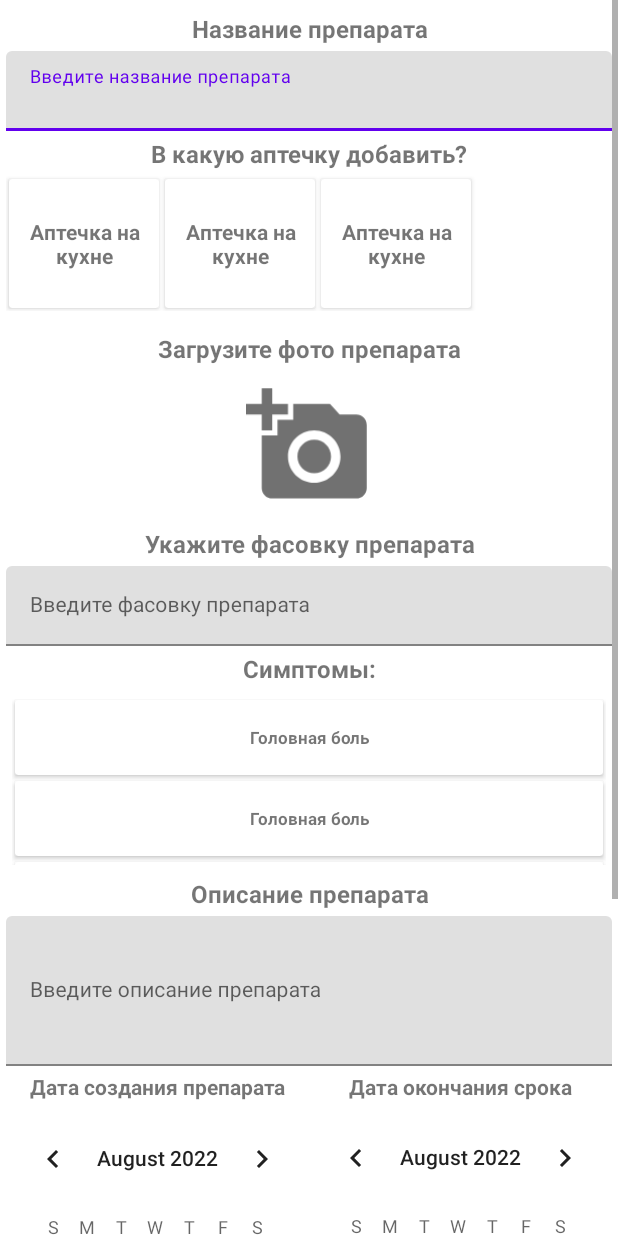
After one commit to Tisbus/Apte4ka, an Android app: the layout fragment_preparation_copy.xml on its own in the app's theme, with its tools: preview values and no code run, on a phone screen of 412 x 824 dp. The commit adds this screen. Run offline under Robolectric (Android 15) with nearby library versions, the phone set to English and light mode, and no system bars.

Commit message:
add copy_prep frag (finish)

```diff
--- a/app/src/main/java/com/example/apte4ka/data/repository/preparation/PreparationRepositoryImpl.kt
+++ b/app/src/main/java/com/example/apte4ka/data/repository/preparation/PreparationRepositoryImpl.kt
@@ -26,6 +26,10 @@ class PreparationRepositoryImpl(application: Application) : PreparationRepositor
         db.addPreparationItem(item)
     }
 
+    override fun copyPreparationItem(item: Preparation) {
+        db.addPreparationItem(item)
+    }
+
     override fun deletePreparationItem(id: Int) {
         db.deletePreparationItem(id)
     }
--- a/app/src/main/java/com/example/apte4ka/domain/repostitory/preparation/PreparationRepository.kt
+++ b/app/src/main/java/com/example/apte4ka/domain/repostitory/preparation/PreparationRepository.kt
@@ -8,6 +8,7 @@ interface PreparationRepository {
     fun getPreparationItem(id : Int) : Preparation
     fun addPreparationItem(item : Preparation)
     fun editPreparationItem(item : Preparation)
+    fun copyPreparationItem(item : Preparation)
     fun deletePreparationItem(id : Int)
     fun deletePreparationAll()
 }
--- a/app/src/main/java/com/example/apte4ka/presentation/fragment/AidKitDetailFragment.kt
+++ b/app/src/main/java/com/example/apte4ka/presentation/fragment/AidKitDetailFragment.kt
@@ -130,7 +130,8 @@ class AidKitDetailFragment : Fragment() {
             adapterPrep = PreparationAdapter()
             adapter = adapterPrep
             adapterPrep.itemSelect = {
-                val bundle = bundleOf(DETAIL_PREP_ID to it.id)
+                val bundle = bundleOf(DETAIL_PREP_ID to it.id,
+                    AID_KIT_ID to aidKitId)
                 findNavController().navigate(
                     R.id.action_aidKitDetailFragment_to_preparationDetailFragment,
                     bundle
--- /dev/null
+++ b/app/src/main/res/layout/fragment_preparation_copy.xml
@@ -0,0 +1,277 @@
+<?xml version="1.0" encoding="utf-8"?>
+<layout xmlns:android="http://schemas.android.com/apk/res/android"
+    xmlns:app="http://schemas.android.com/apk/res-auto"
+    xmlns:tools="http://schemas.android.com/tools">
+    <data>
+        <variable
+            name="editPrep"
+            type="com.example.apte4ka.presentation.viewmodel.preparation.PreparationViewModel" />
+    </data>
+    <ScrollView
+        android:layout_width="match_parent"
+        android:layout_height="match_parent"
+        android:fillViewport="true">
+
+        <androidx.constraintlayout.widget.ConstraintLayout
+            android:layout_width="match_parent"
+            android:layout_height="wrap_content"
+            android:layout_margin="4dp"
+            tools:context=".presentation.fragment.PreparationCopyFragment">
+
+            <TextView
+                android:id="@+id/tvNameAddPreparation"
+                android:layout_width="0dp"
+                android:layout_height="wrap_content"
+                android:padding="4dp"
+                android:text="@string/name_preparation"
+                android:textAlignment="center"
+                android:textSize="16sp"
+                android:textStyle="bold"
+                app:layout_constraintBottom_toTopOf="@+id/tilNamePreparation"
+                app:layout_constraintEnd_toEndOf="parent"
+                app:layout_constraintStart_toStartOf="parent"
+                app:layout_constraintTop_toTopOf="parent" />
+
+            <com.google.android.material.textfield.TextInputLayout
+                android:id="@+id/tilNamePreparation"
+                android:layout_width="0dp"
+                android:layout_height="wrap_content"
+                app:layout_constraintEnd_toEndOf="parent"
+                app:layout_constraintStart_toStartOf="parent"
+                app:layout_constraintTop_toBottomOf="@+id/tvNameAddPreparation">
+
+                <com.google.android.material.textfield.TextInputEditText
+                    android:id="@+id/etNamePreparation"
+                    android:layout_width="match_parent"
+                    android:layout_height="wrap_content"
+                    android:text="@{editPrep.prepLD.name}"
+                    android:hint="@string/enter_name_preparation"
+                    android:textColorHint="#616161"
+                    android:textSize="14sp" />
+            </com.google.android.material.textfield.TextInputLayout>
+
+            <TextView
+                android:id="@+id/tvTextAidKitId"
+                android:layout_width="0dp"
+                android:layout_height="wrap_content"
+                android:padding="4dp"
+                android:text="@string/where_add_aid_kit"
+                android:textAlignment="center"
+                android:textSize="16sp"
+                android:textStyle="bold"
+                app:layout_constraintEnd_toEndOf="parent"
+                app:layout_constraintStart_toStartOf="parent"
+                app:layout_constraintTop_toBottomOf="@+id/tilNamePreparation" />
+
+            <androidx.core.widget.NestedScrollView
+                android:id="@+id/svListSetAidKit"
+                android:layout_width="0dp"
+                android:layout_height="100dp"
+                app:layout_constraintEnd_toEndOf="parent"
+                app:layout_constraintStart_toStartOf="parent"
+                app:layout_constraintTop_toBottomOf="@+id/tvTextAidKitId">
+
+                <androidx.constraintlayout.widget.ConstraintLayout
+                    android:layout_width="match_parent"
+                    android:layout_height="wrap_content">
+
+                    <androidx.recyclerview.widget.RecyclerView
+                        android:id="@+id/recyclerListSetAidKit"
+                        android:layout_width="0dp"
+                        android:layout_height="90dp"
+                        android:orientation="horizontal"
+                        app:layoutManager="androidx.recyclerview.widget.LinearLayoutManager"
+                        app:layout_constraintEnd_toEndOf="parent"
+                        app:layout_constraintStart_toStartOf="parent"
+                        app:layout_constraintTop_toTopOf="parent"
+                        tools:listitem="@layout/aid_kit_set_item" />
+                </androidx.constraintlayout.widget.ConstraintLayout>
+            </androidx.core.widget.NestedScrollView>
+
+            <TextView
+                android:id="@+id/tvUploadPhotoPreparation"
+                android:layout_width="0dp"
+                android:layout_height="wrap_content"
+                android:padding="4dp"
+                android:text="@string/upload_photo_preparation"
+                android:textAlignment="center"
+                android:textSize="16sp"
+                android:textStyle="bold"
+                app:layout_constraintEnd_toEndOf="parent"
+                app:layout_constraintStart_toStartOf="parent"
+                app:layout_constraintTop_toBottomOf="@+id/svListSetAidKit" />
+
+            <ImageView
+                android:id="@+id/ivAddPhotoPreparation"
+                android:layout_width="0dp"
+                android:layout_height="100dp"
+                android:contentDescription="@string/add_photo_preparation"
+                android:padding="8dp"
+                app:setImagePreparation="@{editPrep.prepLD.image}"
+                app:layout_constraintEnd_toEndOf="parent"
+                app:layout_constraintStart_toStartOf="parent"
+                app:layout_constraintTop_toBottomOf="@+id/tvUploadPhotoPreparation"
+                app:srcCompat="@drawable/ic_add_a_photo_50" />
+
+            <TextView
+                android:id="@+id/tvTextPackagePreparation"
+                android:layout_width="0dp"
+                android:layout_height="wrap_content"
+                android:padding="4dp"
+                android:text="@string/add_package_preparation"
+                android:textAlignment="center"
+                android:textSize="16sp"
+                android:textStyle="bold"
+                app:layout_constraintEnd_toEndOf="parent"
+                app:layout_constraintStart_toStartOf="parent"
+                app:layout_constraintTop_toBottomOf="@+id/ivAddPhotoPreparation" />
+
+            <com.google.android.material.textfield.TextInputLayout
+                android:id="@+id/tilAddPackagePreparation"
+                android:layout_width="0dp"
+                android:layout_height="wrap_content"
+                app:layout_constraintEnd_toEndOf="parent"
+                app:layout_constraintStart_toStartOf="parent"
+                app:layout_constraintTop_toBottomOf="@+id/tvTextPackagePreparation">
+
+                <com.google.android.material.textfield.TextInputEditText
+                    android:id="@+id/etPackagePreparation"
+                    android:layout_width="match_parent"
+                    android:layout_height="wrap_content"
+                    android:text="@{editPrep.prepLD.packing}"
+                    android:hint="@string/enter_package_preparation"
+                    android:textColorHint="#616161"
+                    android:textSize="14sp" />
+            </com.google.android.material.textfield.TextInputLayout>
+
+            <TextView
+                android:id="@+id/tvTextPreparationSymptoms"
+                android:layout_width="0dp"
+                android:layout_height="wrap_content"
+                android:padding="4dp"
+                android:text="@string/symptoms"
+                android:textAlignment="center"
+                android:textSize="16sp"
+                android:textStyle="bold"
+                app:layout_constraintEnd_toEndOf="parent"
+                app:layout_constraintStart_toStartOf="parent"
+                app:layout_constraintTop_toBottomOf="@+id/tilAddPackagePreparation" />
+
+            <ScrollView
+                android:id="@+id/svSymptoms"
+                android:layout_width="match_parent"
+                android:layout_height="match_parent"
+                app:layout_constraintEnd_toEndOf="parent"
+                app:layout_constraintStart_toStartOf="parent"
+                app:layout_constraintTop_toBottomOf="@+id/tvTextPreparationSymptoms">
+
+                <androidx.constraintlayout.widget.ConstraintLayout
+                    android:layout_width="match_parent"
+                    android:layout_height="wrap_content">
+
+                    <androidx.recyclerview.widget.RecyclerView
+                        android:id="@+id/rSetSymptoms"
+                        android:layout_width="match_parent"
+                        android:layout_height="120dp"
+                        android:orientation="vertical"
+                        android:padding="4dp"
+                        app:layout_constraintBottom_toBottomOf="parent"
+                        app:layout_constraintEnd_toEndOf="parent"
+                        app:layout_constraintStart_toStartOf="parent"
+                        app:layout_constraintTop_toTopOf="parent"
+                        tools:listitem="@layout/symptom_item" />
+                </androidx.constraintlayout.widget.ConstraintLayout>
+            </ScrollView>
+
+            <TextView
+                android:id="@+id/tvTextDescriptionPreparation"
+                android:layout_width="0dp"
+                android:layout_height="wrap_content"
+                android:padding="4dp"
+                android:text="@string/description_preparation"
+                android:textAlignment="center"
+                android:textSize="16sp"
+                android:textStyle="bold"
+                app:layout_constraintEnd_toEndOf="parent"
+                app:layout_constraintStart_toStartOf="parent"
+                app:layout_constraintTop_toBottomOf="@+id/svSymptoms" />
+
+            <com.google.android.material.textfield.TextInputLayout
+                android:id="@+id/tilDescriptionPreparation"
+                android:layout_width="0dp"
+                android:layout_height="100dp"
+                app:layout_constraintEnd_toEndOf="parent"
+                app:layout_constraintStart_toStartOf="parent"
+                app:layout_constraintTop_toBottomOf="@+id/tvTextDescriptionPreparation">
+
+                <com.google.android.material.textfield.TextInputEditText
+                    android:id="@+id/etDescriptionPreparation"
+                    android:layout_width="match_parent"
+                    android:layout_height="100dp"
+                    android:text="@{editPrep.prepLD.description}"
+                    android:hint="@string/enter_description_preparation"
+                    android:textColorHint="#616161"
+                    android:textSize="14sp" />
+            </com.google.android.material.textfield.TextInputLayout>
+
+            <TextView
+                android:id="@+id/tvTextDateCreatePreparation"
+                android:layout_width="0dp"
+                android:layout_height="wrap_content"
+                android:padding="4dp"
+                android:text="@string/date_create_preparation"
+                android:textAlignment="center"
+                android:textSize="14sp"
+                android:textStyle="bold"
+                app:layout_constraintEnd_toStartOf="@+id/tvTextDateExpPreparation"
+                app:layout_constraintStart_toStartOf="parent"
+                app:layout_constraintTop_toBottomOf="@+id/tilDescriptionPreparation" />
+
+            <CalendarView
+                android:id="@+id/cvDateCreate"
+                android:layout_width="0dp"
+                android:layout_height="wrap_content"
+                app:getCalendarDate = "@{editPrep.prepLD.dataCreate}"
+                app:layout_constraintBottom_toTopOf="@+id/bCopyPreparation"
+                app:layout_constraintEnd_toStartOf="@+id/cvDateExp"
+                app:layout_constraintStart_toStartOf="parent"
+                app:layout_constraintTop_toBottomOf="@+id/tvTextDateCreatePreparation" />
+
+            <TextView
+                android:id="@+id/tvTextDateExpPreparation"
+                android:layout_width="0dp"
+                android:layout_height="wrap_content"
+                android:padding="4dp"
+                android:text="@string/data_exp_preparation"
+                android:textAlignment="center"
+                android:textSize="14sp"
+                android:textStyle="bold"
+                app:layout_constraintEnd_toEndOf="parent"
+                app:layout_constraintStart_toEndOf="@+id/tvTextDateCreatePreparation"
+                app:layout_constraintTop_toBottomOf="@+id/tilDescriptionPreparation" />
+
+            <CalendarView
+                android:id="@+id/cvDateExp"
+                android:layout_width="0dp"
+                android:layout_height="wrap_content"
+                android:layout_marginBottom="1dp"
+                app:getCalendarDate = "@{editPrep.prepLD.dateExp}"
+                app:layout_constraintBottom_toTopOf="@+id/bCopyPreparation"
+                app:layout_constraintEnd_toEndOf="parent"
+                app:layout_constraintStart_toEndOf="@+id/cvDateCreate"
+                app:layout_constraintTop_toBottomOf="@+id/tvTextDateExpPreparation" />
+
+            <Button
+                android:id="@+id/bCopyPreparation"
+                android:layout_width="wrap_content"
+                android:layout_height="wrap_content"
+                android:text="@string/tvTextAddPreparation"
+                app:layout_constraintBottom_toBottomOf="parent"
+                app:layout_constraintEnd_toEndOf="parent"
+                app:layout_constraintStart_toStartOf="parent"
+                app:layout_constraintTop_toBottomOf="@+id/cvDateCreate" />
+
+
+        </androidx.constraintlayout.widget.ConstraintLayout>
+    </ScrollView>
+</layout>
--- a/app/src/main/res/values/strings.xml
+++ b/app/src/main/res/values/strings.xml
@@ -50,4 +50,5 @@
     <string name="filter_30_day">Отфильтровать препараты сроком годности менее 30 дней</string>
     <string name="text_end_day">Осталось дней:</string>
     <string name="days_left">Осталось:</string>
+    <string name="copy_prep">Скопировать Лекарство</string>
 </resources>
```
Also changed, not shown: app/src/main/java/com/example/apte4ka/domain/usecase/preparation/CopyPreparationItemUseCase.kt (added, +10 -0 lines), app/src/main/java/com/example/apte4ka/presentation/fragment/PreparationCopyFragment.kt (added, +252 -0 lines), app/src/main/java/com/example/apte4ka/presentation/fragment/PreparationDetailFragment.kt (+27 -8 lines), app/src/main/java/com/example/apte4ka/presentation/viewmodel/preparation/PreparationViewModel.kt (+27 -0 lines), app/src/main/res/layout/fragment_preparation_detail.xml (+12 -3 lines), app/src/main/res/navigation/main_navigation.xml (+14 -0 lines).
